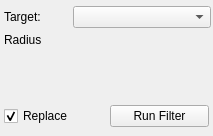
SCIInstitute/Seg3D, file src/Interface/ToolInterface/MedianFilterInterface.ui: the form before one commit.
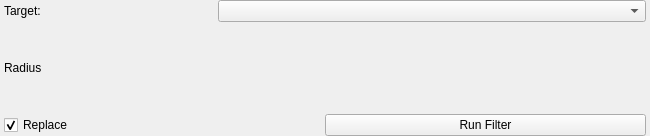
The form after the commit.

Diff of the .ui file:
```diff
--- a/src/Interface/ToolInterface/MedianFilterInterface.ui
+++ b/src/Interface/ToolInterface/MedianFilterInterface.ui
@@ -6,12 +6,12 @@
    <rect>
     <x>0</x>
     <y>0</y>
-    <width>213</width>
+    <width>650</width>
     <height>136</height>
    </rect>
   </property>
   <property name="sizePolicy">
-   <sizepolicy hsizetype="Fixed" vsizetype="Fixed">
+   <sizepolicy hsizetype="Preferred" vsizetype="Fixed">
     <horstretch>0</horstretch>
     <verstretch>0</verstretch>
    </sizepolicy>
@@ -24,22 +24,53 @@
   </property>
   <property name="maximumSize">
    <size>
-    <width>213</width>
+    <width>16777215</width>
+    <height>136</height>
+   </size>
+  </property>
+  <property name="baseSize">
+   <size>
+    <width>650</width>
     <height>136</height>
    </size>
   </property>
   <property name="windowTitle">
    <string>Median Filter</string>
   </property>
-  <widget class="QWidget" name="layoutWidget_8">
-   <property name="geometry">
-    <rect>
-     <x>4</x>
-     <y>29</y>
-     <width>205</width>
-     <height>22</height>
-    </rect>
+  <layout class="QVBoxLayout" name="verticalLayout">
+   <property name="spacing">
+    <number>0</number>
    </property>
+   <property name="leftMargin">
+    <number>4</number>
+   </property>
+   <property name="topMargin">
+    <number>0</number>
+   </property>
+   <property name="rightMargin">
+    <number>4</number>
+   </property>
+   <property name="bottomMargin">
+    <number>0</number>
+   </property>
+   <item>
+    <layout class="QHBoxLayout" name="activeHLayout" stretch="1,2">
+     <property name="spacing">
+      <number>0</number>
+     </property>
+     <item>
+      <widget class="QLabel" name="activeLabel">
+       <property name="text">
+        <string>Target:</string>
+       </property>
+      </widget>
+     </item>
+     <item>
+      <widget class="QComboBox" name="activeComboBox"/>
+     </item>
+    </layout>
+   </item>
+   <item>
    <layout class="QHBoxLayout" name="radiusHLayout_top">
     <item>
      <widget class="QLabel" name="radiusLabel">
@@ -62,52 +93,11 @@
      </spacer>
     </item>
    </layout>
-  </widget>
-  <widget class="QWidget" name="layoutWidget_2">
-   <property name="geometry">
-    <rect>
-     <x>4</x>
-     <y>4</y>
-     <width>207</width>
-     <height>26</height>
-    </rect>
-   </property>
-   <layout class="QHBoxLayout" name="activeHLayout" stretch="1,2">
-    <property name="spacing">
-     <number>0</number>
-    </property>
-    <item>
-     <widget class="QLabel" name="activeLabel">
-      <property name="text">
-       <string>Target:</string>
-      </property>
-     </widget>
     </item>
     <item>
-     <widget class="QComboBox" name="activeComboBox"/>
-    </item>
-   </layout>
-  </widget>
-  <widget class="QWidget" name="layoutWidget_7">
-   <property name="geometry">
-    <rect>
-     <x>4</x>
-     <y>50</y>
-     <width>205</width>
-     <height>51</height>
-    </rect>
-   </property>
    <layout class="QHBoxLayout" name="radiusHLayout_bottom"/>
-  </widget>
-  <widget class="QWidget" name="layoutWidget">
-   <property name="geometry">
-    <rect>
-     <x>4</x>
-     <y>100</y>
-     <width>205</width>
-     <height>32</height>
-    </rect>
-   </property>
+   </item>
+   <item>
    <layout class="QHBoxLayout" name="replaceRunLayout">
     <item>
      <widget class="QCheckBox" name="replaceCheckBox">
@@ -127,7 +117,8 @@
      </widget>
     </item>
    </layout>
-  </widget>
+   </item>
+  </layout>
  </widget>
  <resources/>
  <connections/>
```
Lines whose indentation alone changed are shown as unchanged.
